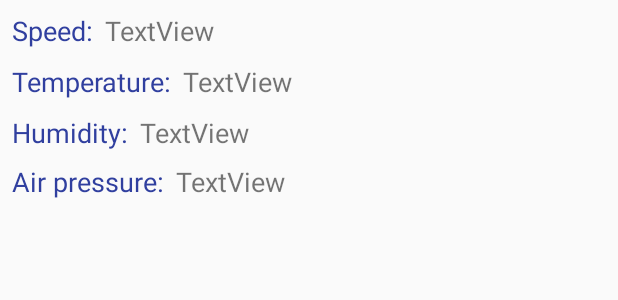
After one commit to HuyAms/Measure-distance, an Android app: the layout map_custom.xml on its own in the app's theme, with its tools: preview values and no code run, on a phone screen of 412 x 824 dp. The commit adds this screen. Shown: the top 300 px of the screen. Run offline under Robolectric (Android 15) with nearby library versions, the phone set to English and light mode, and no system bars.

Commit message:
Custom map add speed, temperature, humidity, airpressure

```diff
--- a/app/src/main/res/layout/credentials_dialog.xml
+++ b/app/src/main/res/layout/credentials_dialog.xml
@@ -44,6 +44,5 @@
         android:id="@+id/editTextDialogPassword"
         android:layout_width="match_parent"
         android:layout_height="wrap_content"
-        android:hint="Password"
-        android:inputType="textPassword"></EditText>
+        android:hint="Password"></EditText>
 </LinearLayout>
--- /dev/null
+++ b/app/src/main/res/layout/map_custom.xml
@@ -0,0 +1,134 @@
+<?xml version="1.0" encoding="utf-8"?>
+<LinearLayout xmlns:android="http://schemas.android.com/apk/res/android"
+    xmlns:app="http://schemas.android.com/apk/res-auto"
+    xmlns:tools="http://schemas.android.com/tools"
+    android:id="@+id/constrainLayout"
+    android:layout_width="match_parent"
+    android:layout_height="match_parent"
+    android:orientation="vertical"
+    tools:layout_editor_absoluteX="0dp"
+    tools:layout_editor_absoluteY="81dp">
+
+
+    <LinearLayout
+        android:layout_width="match_parent"
+        android:layout_height="wrap_content"
+        android:orientation="horizontal"
+        android:paddingBottom="1dp">
+
+        <TextView
+            android:layout_width="wrap_content"
+            android:layout_height="wrap_content"
+            android:layout_marginEnd="8dp"
+            android:layout_marginLeft="8dp"
+            android:layout_marginRight="8dp"
+            android:layout_marginStart="8dp"
+            android:layout_marginTop="8dp"
+            android:text="Speed:"
+            android:textColor="@color/colorPrimaryDark"
+            android:textSize="18sp"
+             />
+
+        <TextView
+            android:id="@+id/txtSpeed"
+            android:layout_width="0dp"
+            android:layout_height="wrap_content"
+            android:layout_gravity="bottom"
+            android:layout_weight="1"
+            android:text="TextView"
+            android:textSize="18sp" />
+    </LinearLayout>
+
+    <LinearLayout
+        android:layout_width="match_parent"
+        android:layout_height="wrap_content"
+        android:orientation="horizontal"
+        android:paddingBottom="1dp">
+
+        <TextView
+            android:id="@+id/textView7"
+            android:layout_width="wrap_content"
+            android:layout_height="wrap_content"
+            android:layout_marginEnd="8dp"
+            android:layout_marginLeft="8dp"
+            android:layout_marginRight="8dp"
+            android:layout_marginStart="8dp"
+            android:layout_marginTop="8dp"
+            android:text="Temperature:"
+            android:textColor="@color/colorPrimaryDark"
+            android:textSize="18sp"
+            />
+
+        <TextView
+            android:id="@+id/txtTemperature"
+            android:layout_width="0dp"
+            android:layout_height="wrap_content"
+            android:layout_gravity="bottom"
+            android:layout_weight="1"
+            android:text="TextView"
+            android:textSize="18sp" />
+    </LinearLayout>
+
+    <LinearLayout
+        android:layout_width="match_parent"
+        android:layout_height="wrap_content"
+        android:orientation="horizontal">
+
+        <TextView
+            android:layout_width="wrap_content"
+            android:layout_height="wrap_content"
+            android:layout_marginEnd="8dp"
+            android:layout_marginLeft="8dp"
+            android:layout_marginRight="8dp"
+            android:layout_marginStart="8dp"
+            android:layout_marginTop="8dp"
+            android:text="Humidity:"
+            android:textColor="@color/colorPrimaryDark"
+            android:textSize="18sp"
+            />
+
+        <TextView
+            android:id="@+id/txtHumidity"
+            android:layout_width="0dp"
+            android:layout_height="wrap_content"
+            android:layout_gravity="bottom"
+            android:layout_weight="1"
+            android:text="TextView"
+            android:textSize="18sp" />
+
+    </LinearLayout>
+
+    <LinearLayout
+        android:layout_width="match_parent"
+        android:layout_height="wrap_content"
+        android:orientation="horizontal">
+
+        <TextView
+            android:layout_width="wrap_content"
+            android:layout_height="wrap_content"
+            android:layout_marginLeft="8dp"
+            android:layout_marginRight="8dp"
+            android:layout_marginTop="8dp"
+            android:text="Air pressure:"
+            android:textColor="@color/colorPrimaryDark"
+            android:textSize="18sp"
+            app:layout_constraintLeft_toLeftOf="parent"
+            app:layout_constraintRight_toRightOf="parent"
+            app:layout_constraintTop_toBottomOf="@+id/txtHumidity"
+            tools:layout_conversion_absoluteHeight="16dp"
+            tools:layout_conversion_absoluteWidth="78dp"
+            tools:layout_conversion_absoluteX="0dp"
+            tools:layout_conversion_absoluteY="49dp" />
+
+        <TextView
+            android:id="@+id/txtAirPressure"
+            android:layout_width="0dp"
+            android:layout_height="wrap_content"
+            android:layout_gravity="bottom"
+            android:layout_weight="1"
+            android:text="TextView"
+            android:textSize="18sp" />
+    </LinearLayout>
+
+
+</LinearLayout>
```
Also changed, not shown: app/src/main/java/com/example/trinddinhhuy/adapter/CustomInfoAdapter.java (added, +49 -0 lines), app/src/main/java/com/example/trinddinhhuy/model/Environment.java (added, +64 -0 lines), app/src/main/java/com/example/trinddinhhuy/thingsee/MainActivity.java (+35 -5 lines), app/src/main/java/com/example/trinddinhhuy/thingsee/ThingSee.java (+63 -0 lines).
